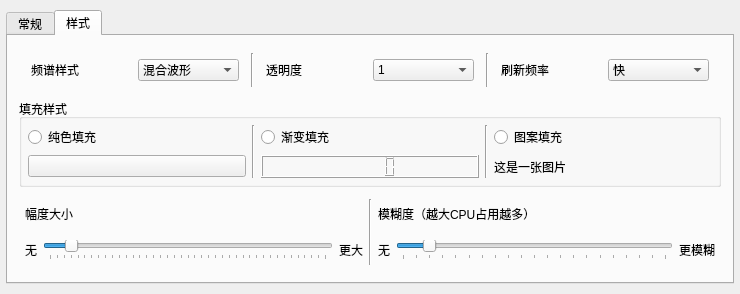
Above: mainwindow.ui from LinAoct/SpectrumOnTaskbar before the change. Below: the same form after it.
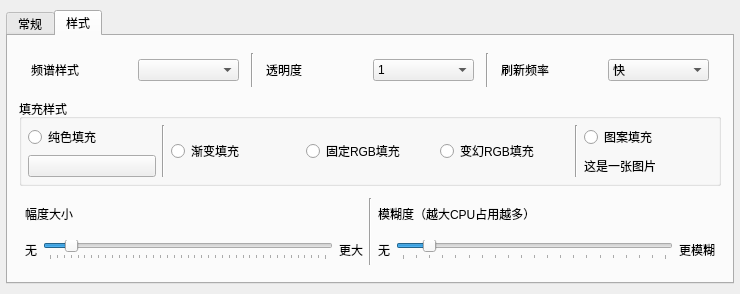
That is the form after the change. The open tabs and pages were chosen to show the change.

Commit message: 添加配置文件功能，新增圆滑波形样式

Diff of the .ui file:
```diff
--- a/mainwindow.ui
+++ b/mainwindow.ui
@@ -200,23 +200,8 @@
                  </size>
                 </property>
                 <property name="currentIndex">
-                 <number>1</number>
+                 <number>-1</number>
                 </property>
-                <item>
-                 <property name="text">
-                  <string>矩形</string>
-                 </property>
-                </item>
-                <item>
-                 <property name="text">
-                  <string>混合波形</string>
-                 </property>
-                </item>
-                <item>
-                 <property name="text">
-                  <string>圆角波形</string>
-                 </property>
-                </item>
                </widget>
               </item>
              </layout>
@@ -443,7 +428,29 @@
                 </widget>
                </item>
                <item>
-                <widget class="QLCDNumber" name="lcdNumber"/>
+                <layout class="QVBoxLayout" name="verticalLayout_ColorSelector"/>
+               </item>
+              </layout>
+             </item>
+             <item>
+              <layout class="QVBoxLayout" name="verticalLayout_10">
+               <item>
+                <widget class="QRadioButton" name="radioButton_TextureStyle_StableRGB">
+                 <property name="text">
+                  <string>固定RGB填充</string>
+                 </property>
+                </widget>
+               </item>
+              </layout>
+             </item>
+             <item>
+              <layout class="QVBoxLayout" name="verticalLayout_11">
+               <item>
+                <widget class="QRadioButton" name="radioButton_TextureStyle_SlideRGB">
+                 <property name="text">
+                  <string>变幻RGB填充</string>
+                 </property>
+                </widget>
                </item>
               </layout>
              </item>
```
Left out of the diff: 2 changed lines with no effect on the pictures. The commit also changes 14 other files.
